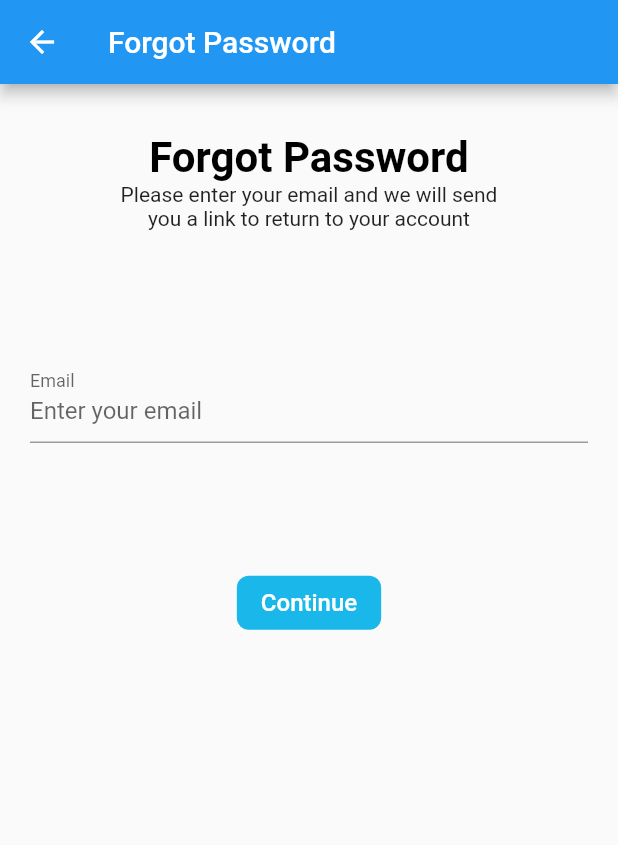
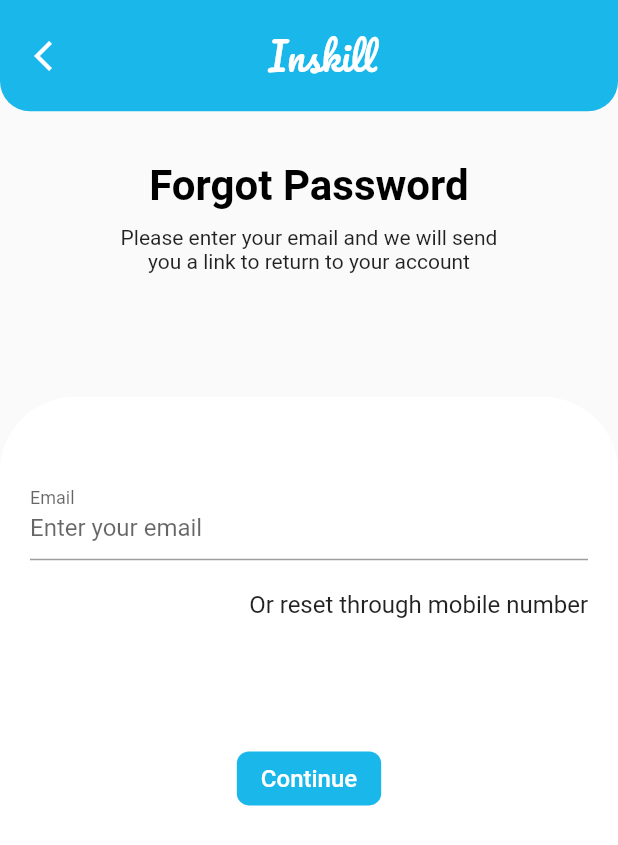
Before and after one commit to Zuhaib50/flutter_social_media_app, a Flutter app: the ForgotPasswordScreen screen opened directly, on a phone screen of 412 x 824 dp. Shown: the top 845 px of the screen. Run offline on Flutter 3.47's test engine with Material 2 defaults, Android fonts, the phone set to English and light mode, and no system bars; our stand-ins replace flutter_icons.

Commit message:
forgot screen added

```diff
--- a/lib/screens/Auth/forgot_password/components/body.dart
+++ b/lib/screens/Auth/forgot_password/components/body.dart
@@ -1,5 +1,6 @@
 import 'package:flutter/material.dart';
 import 'package:flutter_social_media_app/widgets/common/BaseColorButton.dart';
+import 'package:flutter_social_media_app/widgets/common/BaseContainer.dart';
 
 class Body extends StatelessWidget {
   @override
@@ -9,10 +10,46 @@ class Body extends StatelessWidget {
     return SizedBox(
       width: double.infinity,
       child: SingleChildScrollView(
-        child: Padding(
-          padding: EdgeInsets.symmetric(horizontal: 20),
         child: Column(
           children: [
+            Container(
+              height: height * 0.09,
+              width: width,
+              decoration: BoxDecoration(
+                  color: Color(0xFF1ab7ea),
+                  borderRadius: BorderRadius.only(
+                      bottomLeft: Radius.circular(20),
+                      bottomRight: Radius.circular(20))),
+              child: Padding(
+                padding: const EdgeInsets.symmetric(horizontal: 5.0),
+                child: Row(
+                  mainAxisAlignment: MainAxisAlignment.start,
+                  children: [
+                    IconButton(
+                        onPressed: () {
+                          Navigator.pop(context);
+                        },
+                        icon: Icon(
+                          Icons.arrow_back_ios_sharp,
+                          color: Colors.white,
+                        )),
+                    Spacer(),
+                    Text(
+                      'Inskill',
+                      style: TextStyle(
+                          fontSize: 25,
+                          color: Colors.white,
+                          fontFamily: 'Pacifico'),
+                    ),
+                    Spacer(),
+                    SizedBox(
+                      width: 30,
+                    ),
+                    Container()
+                  ],
+                ),
+              ),
+            ),
             SizedBox(height: height * 0.04),
             Text(
               "Forgot Password",
@@ -22,6 +59,9 @@ class Body extends StatelessWidget {
                 fontWeight: FontWeight.bold,
               ),
             ),
+            SizedBox(
+              height: 10,
+            ),
             Text(
               "Please enter your email and we will send \nyou a link to return to your account",
               textAlign: TextAlign.center,
@@ -29,7 +69,6 @@ class Body extends StatelessWidget {
             SizedBox(height: height * 0.1),
             ForgotPassForm(),
           ],
-          ),
         ),
       ),
     );
@@ -51,18 +90,36 @@ class _ForgotPassFormState extends State<ForgotPassForm> {
     var width = MediaQuery.of(context).size.width;
     return Form(
       key: _formKey,
+      child: BaseContainer(
+        height: height,
+        width: width,
         child: Column(
           children: [
-          TextFormField(
+            SizedBox(
+              height: 30,
+            ),
+            Padding(
+              padding: const EdgeInsets.all(20.0),
+              child: TextFormField(
                 keyboardType: TextInputType.emailAddress,
                 onSaved: (newValue) => email = newValue,
                 onChanged: (value) {},
                 decoration: InputDecoration(
                   labelText: "Email",
                   hintText: "Enter your email",
-              // If  you are using latest version of flutter then lable text and hint text shown like this
-              // if you r using flutter less then 1.20.* then maybe this is not working properly
                   floatingLabelBehavior: FloatingLabelBehavior.always,
+                ),
+              ),
+            ),
+            //SizedBox(height: height * 0.1),
+            Align(
+              alignment: Alignment.bottomRight,
+              child: Padding(
+                padding: const EdgeInsets.only(right: 20.0),
+                child: Text(
+                  'Or reset through mobile number',
+                  style: TextStyle(fontSize: 16),
+                ),
               ),
             ),
             SizedBox(height: height * 0.1),
@@ -77,6 +134,7 @@ class _ForgotPassFormState extends State<ForgotPassForm> {
             SizedBox(height: height * 0.1),
           ],
         ),
+      ),
     );
   }
 }
--- a/lib/screens/Auth/forgot_password/forgot_password_screen.dart
+++ b/lib/screens/Auth/forgot_password/forgot_password_screen.dart
@@ -6,11 +6,10 @@ class ForgotPasswordScreen extends StatelessWidget {
   static String routeName = "/forgot_password";
   @override
   Widget build(BuildContext context) {
-    return Scaffold(
-      appBar: AppBar(
-        title: Text("Forgot Password"),
+    return SafeArea(
+      child: Scaffold(
+        body: Body(),
       ),
-      body: Body(),
     );
   }
 }
--- /dev/null
+++ b/lib/widgets/common/BaseIconImage.dart
@@ -0,0 +1,12 @@
+import 'package:flutter/material.dart';
+
+class BaseIconImage extends StatelessWidget {
+  final Function pressed;
+  final String imageUrl;
+  BaseIconImage({this.pressed, this.imageUrl});
+
+  @override
+  Widget build(BuildContext context) {
+    return InkWell(onTap: pressed, child: Image.asset(imageUrl));
+  }
+}
```
Lines whose indentation alone changed are shown as unchanged.
